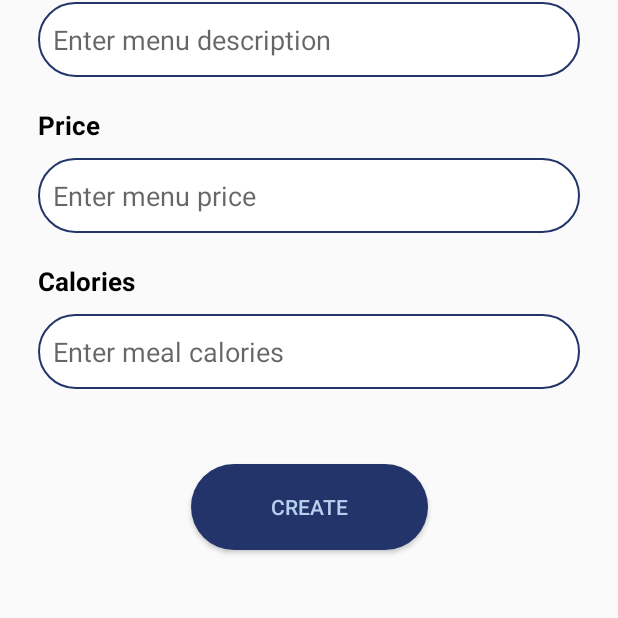
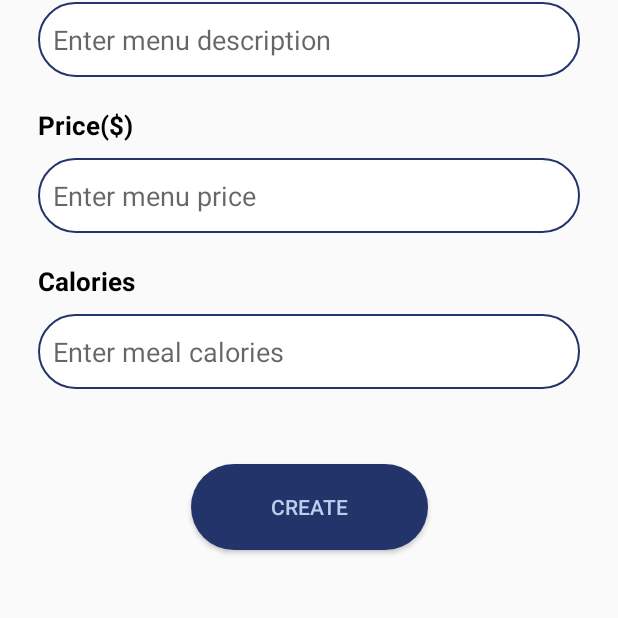
Before and after one commit to LakmaliPalihakkara/MenuDB, an Android app: the CreateMenu screen opened directly, with no data from a screen before it, on a phone screen of 412 x 824 dp, the part 371-989 px from its top. Run offline under Robolectric (Android 15) with nearby library versions, the phone set to English and light mode, and no system bars.

Commit message:
Word changes

```diff
--- a/app/src/main/res/layout/activity_create_menu.xml
+++ b/app/src/main/res/layout/activity_create_menu.xml
@@ -115,7 +115,7 @@
             android:layout_height="wrap_content"
             android:layout_marginTop="20dp"
             android:inputType="numberDecimal"
-            android:text="Price"
+            android:text="Price($)"
             android:textColor="@color/black"
             android:textSize="17dp"
             android:textStyle="bold"
--- a/app/src/main/res/layout/activity_update_menu.xml
+++ b/app/src/main/res/layout/activity_update_menu.xml
@@ -90,7 +90,7 @@
         android:id="@+id/price"
         android:layout_width="wrap_content"
         android:layout_height="wrap_content"
-        android:text="Price"
+        android:text="Price($)"
         android:textSize="17dp"
         android:textStyle="bold"
         android:inputType="numberDecimal"
```
